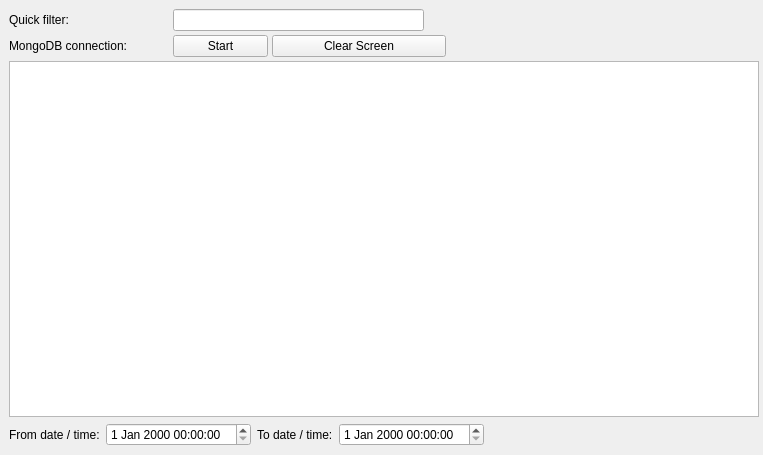
Before: the Qt Designer form historybrowserwindow.ui in kr0st/fpgui, drawn with Qt 5.
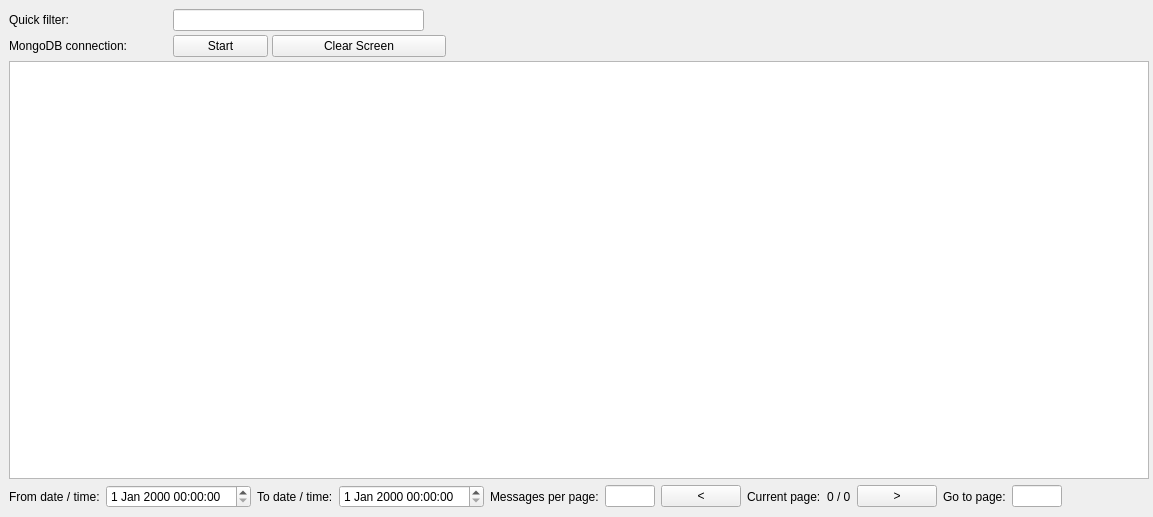
After: the same form once the commit is applied.

Diff of the .ui file:
```diff
--- a/historybrowserwindow.ui
+++ b/historybrowserwindow.ui
@@ -6,8 +6,8 @@
    <rect>
     <x>0</x>
     <y>0</y>
-    <width>763</width>
-    <height>455</height>
+    <width>1153</width>
+    <height>517</height>
    </rect>
   </property>
   <property name="windowTitle">
@@ -205,6 +205,104 @@
        </property>
       </widget>
      </item>
+     <item>
+      <widget class="QLabel" name="messages_per_page_label">
+       <property name="text">
+        <string>Messages per page:</string>
+       </property>
+      </widget>
+     </item>
+     <item>
+      <widget class="QLineEdit" name="per_page_edit">
+       <property name="sizePolicy">
+        <sizepolicy hsizetype="Minimum" vsizetype="Fixed">
+         <horstretch>0</horstretch>
+         <verstretch>0</verstretch>
+        </sizepolicy>
+       </property>
+       <property name="minimumSize">
+        <size>
+         <width>50</width>
+         <height>0</height>
+        </size>
+       </property>
+       <property name="maximumSize">
+        <size>
+         <width>50</width>
+         <height>16777215</height>
+        </size>
+       </property>
+       <property name="baseSize">
+        <size>
+         <width>50</width>
+         <height>0</height>
+        </size>
+       </property>
+      </widget>
+     </item>
+     <item>
+      <widget class="QPushButton" name="left_button">
+       <property name="text">
+        <string>&lt;</string>
+       </property>
+      </widget>
+     </item>
+     <item>
+      <widget class="QLabel" name="current_page_label">
+       <property name="text">
+        <string>Current page:</string>
+       </property>
+      </widget>
+     </item>
+     <item>
+      <widget class="QLabel" name="page_counter_label">
+       <property name="text">
+        <string>0 / 0</string>
+       </property>
+      </widget>
+     </item>
+     <item>
+      <widget class="QPushButton" name="right_button">
+       <property name="text">
+        <string>&gt;</string>
+       </property>
+      </widget>
+     </item>
+     <item>
+      <widget class="QLabel" name="goto_page_label">
+       <property name="text">
+        <string>Go to page:</string>
+       </property>
+      </widget>
+     </item>
+     <item>
+      <widget class="QLineEdit" name="goto_edit">
+       <property name="sizePolicy">
+        <sizepolicy hsizetype="Minimum" vsizetype="Fixed">
+         <horstretch>0</horstretch>
+         <verstretch>0</verstretch>
+        </sizepolicy>
+       </property>
+       <property name="minimumSize">
+        <size>
+         <width>50</width>
+         <height>0</height>
+        </size>
+       </property>
+       <property name="maximumSize">
+        <size>
+         <width>50</width>
+         <height>16777215</height>
+        </size>
+       </property>
+       <property name="baseSize">
+        <size>
+         <width>50</width>
+         <height>0</height>
+        </size>
+       </property>
+      </widget>
+     </item>
      <item>
       <spacer name="horizontalSpacer_3">
        <property name="orientation">
```
